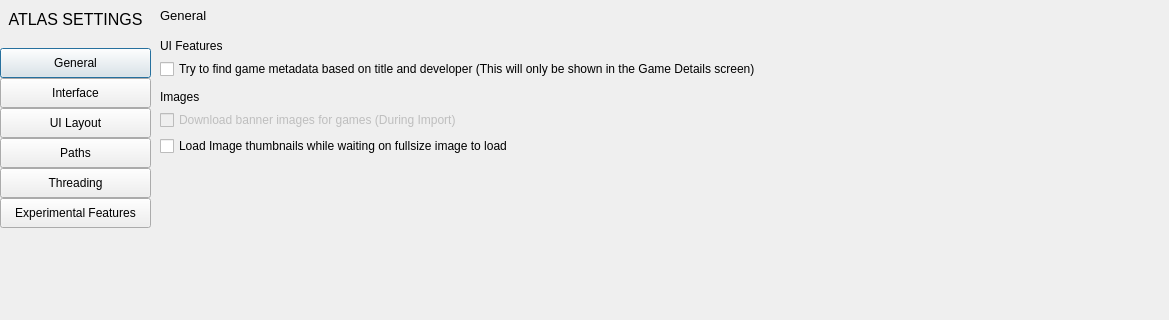
The window that atlas/ui/dialog/SettingsDialog.ui (KJNeko/Atlas) describes before a commit, drawn with Qt 5; both pictures show x 0 to 1169 and y 0 to 320 of the 1169 by 700 pixel window.
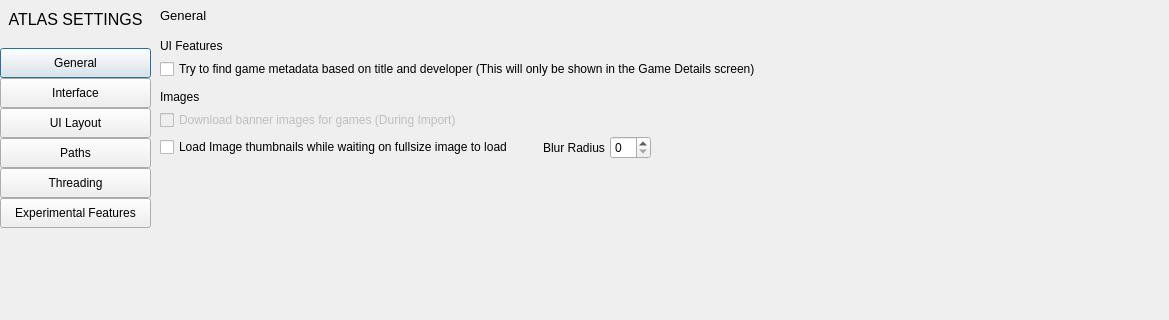
The same window after the commit. Icons and pictures are not drawn.

Commit message:
Finished experimental feature for temp image  loading.
Settings menu will now update based on settings changed.

Diff of the .ui file:
```diff
--- a/atlas/ui/dialog/SettingsDialog.ui
+++ b/atlas/ui/dialog/SettingsDialog.ui
@@ -2354,28 +2354,19 @@
       <layout class="QGridLayout" name="gridLayout_16">
        <item row="0" column="0">
         <layout class="QGridLayout" name="gridLayout_15">
-         <item row="0" column="0">
-          <widget class="QLabel" name="label_39">
+         <item row="1" column="0">
+          <widget class="QCheckBox" name="cbExpFindAtlData">
            <property name="text">
-            <string>UI Features</string>
+            <string>Try to find game metadata based on title and developer (This will only be shown in the Game Details screen)</string>
            </property>
           </widget>
          </item>
-         <item row="2" column="0">
-          <spacer name="verticalSpacer_9">
-           <property name="orientation">
-            <enum>Qt::Vertical</enum>
+         <item row="3" column="0">
+          <widget class="QLabel" name="label_42">
+           <property name="text">
+            <string>Images</string>
            </property>
-           <property name="sizeType">
-            <enum>QSizePolicy::Minimum</enum>
-           </property>
-           <property name="sizeHint" stdset="0">
-            <size>
-             <width>5</width>
-             <height>5</height>
-            </size>
-           </property>
-          </spacer>
+          </widget>
          </item>
          <item row="4" column="0">
           <widget class="QCheckBox" name="cbExpBannerDownload">
@@ -2387,6 +2378,96 @@
            </property>
           </widget>
          </item>
+         <item row="0" column="0">
+          <widget class="QLabel" name="label_39">
+           <property name="text">
+            <string>UI Features</string>
+           </property>
+          </widget>
+         </item>
+         <item row="5" column="0">
+          <widget class="QWidget" name="widget_5" native="true">
+           <layout class="QHBoxLayout" name="horizontalLayout_2">
+            <property name="spacing">
+             <number>0</number>
+            </property>
+            <property name="leftMargin">
+             <number>0</number>
+            </property>
+            <property name="topMargin">
+             <number>0</number>
+            </property>
+            <property name="rightMargin">
+             <number>0</number>
+            </property>
+            <property name="bottomMargin">
+             <number>0</number>
+            </property>
+            <item>
+             <widget class="QCheckBox" name="cbExpThumb">
+              <property name="text">
+               <string>Load Image thumbnails while waiting on fullsize image to load</string>
+              </property>
+             </widget>
+            </item>
+            <item>
+             <spacer name="horizontalSpacer_16">
+              <property name="orientation">
+               <enum>Qt::Horizontal</enum>
+              </property>
+              <property name="sizeType">
+               <enum>QSizePolicy::Minimum</enum>
+              </property>
+              <property name="sizeHint" stdset="0">
+               <size>
+                <width>30</width>
+                <height>20</height>
+               </size>
+              </property>
+             </spacer>
+            </item>
+            <item>
+             <widget class="QLabel" name="label_28">
+              <property name="text">
+               <string>Blur Radius</string>
+              </property>
+             </widget>
+            </item>
+            <item>
+             <spacer name="horizontalSpacer_17">
+              <property name="orientation">
+               <enum>Qt::Horizontal</enum>
+              </property>
+              <property name="sizeType">
+               <enum>QSizePolicy::Minimum</enum>
+              </property>
+              <property name="sizeHint" stdset="0">
+               <size>
+                <width>5</width>
+                <height>20</height>
+               </size>
+              </property>
+             </spacer>
+            </item>
+            <item>
+             <widget class="QSpinBox" name="spExpThumbRadius"/>
+            </item>
+            <item>
+             <spacer name="horizontalSpacer_15">
+              <property name="orientation">
+               <enum>Qt::Horizontal</enum>
+              </property>
+              <property name="sizeHint" stdset="0">
+               <size>
+                <width>40</width>
+                <height>20</height>
+               </size>
+              </property>
+             </spacer>
+            </item>
+           </layout>
+          </widget>
+         </item>
          <item row="6" column="0">
           <spacer name="verticalSpacer_8">
            <property name="orientation">
@@ -2400,26 +2481,21 @@
            </property>
           </spacer>
          </item>
-         <item row="1" column="0">
-          <widget class="QCheckBox" name="cbExpFindAtlData">
-           <property name="text">
-            <string>Try to find game metadata based on title and developer (This will only be shown in the Game Details screen)</string>
+         <item row="2" column="0">
+          <spacer name="verticalSpacer_9">
+           <property name="orientation">
+            <enum>Qt::Vertical</enum>
            </property>
-          </widget>
-         </item>
-         <item row="3" column="0">
-          <widget class="QLabel" name="label_42">
-           <property name="text">
-            <string>Images</string>
+           <property name="sizeType">
+            <enum>QSizePolicy::Minimum</enum>
            </property>
-          </widget>
-         </item>
-         <item row="5" column="0">
-          <widget class="QCheckBox" name="checkBox_5">
-           <property name="text">
-            <string>Load Image thumbnails while waiting on fullsize image to load</string>
+           <property name="sizeHint" stdset="0">
+            <size>
+             <width>5</width>
+             <height>5</height>
+            </size>
            </property>
-          </widget>
+          </spacer>
          </item>
         </layout>
        </item>
```
The commit also changes 5 other files.
